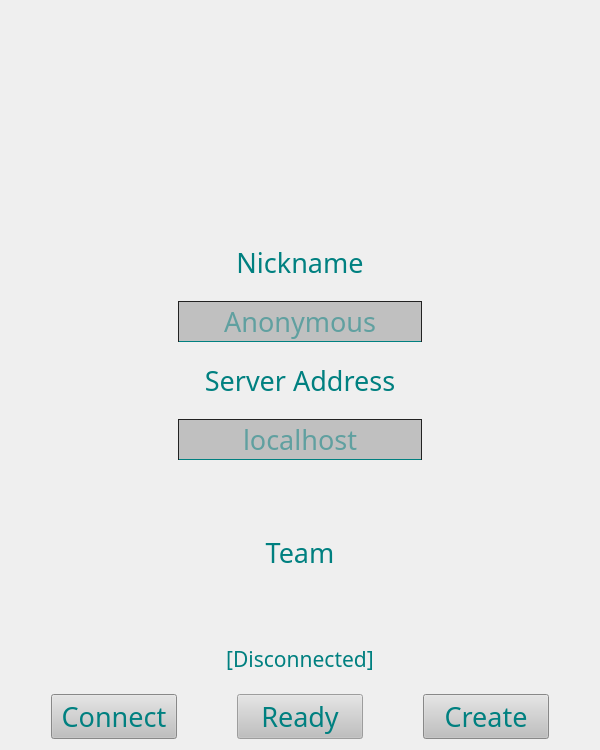
The window that src/startWindow/startWindow.ui (Generals-OI/Generals.OI) describes before a commit, drawn with Qt 5.
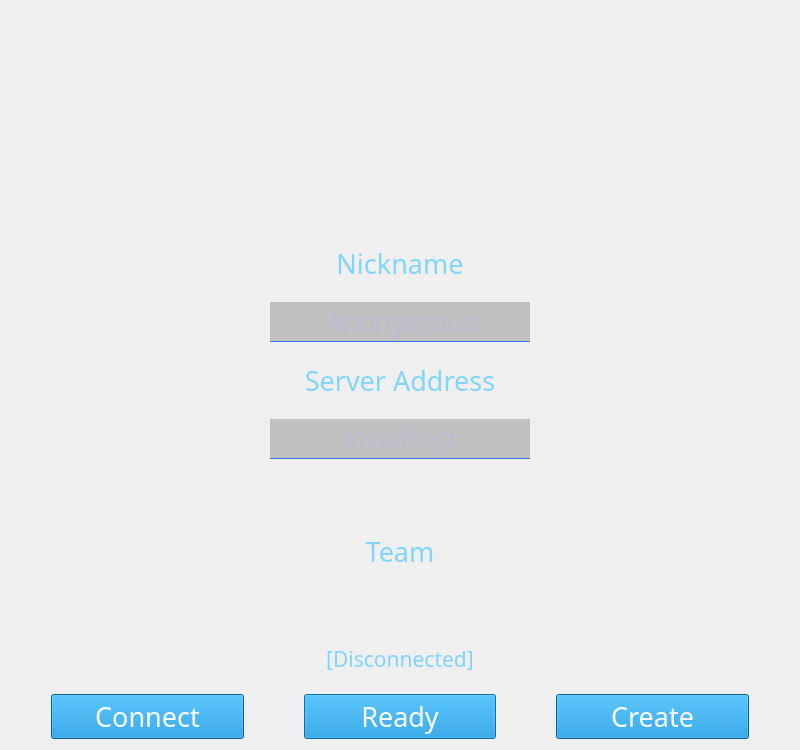
The same window after the commit. Icons and pictures are not drawn.

Commit message:
feat: update color scheme: `StartWindow`
Change the theme color to blue.

The edit to the form file:
```diff
--- a/src/startWindow/startWindow.ui
+++ b/src/startWindow/startWindow.ui
@@ -6,7 +6,7 @@
    <rect>
     <x>0</x>
     <y>0</y>
-    <width>600</width>
+    <width>800</width>
     <height>750</height>
    </rect>
   </property>
@@ -29,6 +29,39 @@
   <property name="styleSheet">
    <string notr="true">QLineEdit {
 	background-color: rgba(0, 0, 0, 50);
+	color: #b5b6e3;
+	selection-color: rgba(75, 75, 100, 50);
+	selection-background-color: #3574f0;
+	border: 0px solid #3574f0;
+	border-bottom-color: #3574f0;
+	border-bottom-width: 1px;
+	font-family: &quot;Quicksand Medium&quot;;
+	qproperty-clearButtonEnabled: false;
+}
+
+QLabel {
+	background-color: transparent;
+	color: #81D4FA;
+}
+
+QPushButton {
+	background-color: #0288D1;
+	color: #ffffff;
+	font-family: &quot;Quicksand Regular&quot;;
+	text-align: center;
+}
+
+QPushButton:hover {
+    background-color: #3574f0;
+}
+
+QPushButton:pressed {
+    background-color: #2968e3;
+}
+
+/*
+QLineEdit {
+	background-color: rgba(0, 0, 0, 50);
 	color: rgb(0, 128, 128);
 	border: 1px solid rgb(34, 34, 34);
 	border-bottom-color: rgb(0, 128, 128);
@@ -54,7 +87,7 @@
 
 QPushButton:pressed {
     background-color: rgb(159, 159, 159);
-}</string>
+}*/</string>
   </property>
   <layout class="QVBoxLayout" name="verticalLayout_2">
    <item>
@@ -402,7 +435,7 @@
          </property>
          <property name="font">
           <font>
-           <family>Quicksand Bold</family>
+           <family>Quicksand Regular</family>
            <pointsize>20</pointsize>
            <stylestrategy>PreferAntialias</stylestrategy>
           </font>
@@ -441,7 +474,7 @@
          </property>
          <property name="font">
           <font>
-           <family>Quicksand Bold</family>
+           <family>Quicksand Regular</family>
            <pointsize>20</pointsize>
            <stylestrategy>PreferAntialias</stylestrategy>
           </font>
@@ -477,7 +510,7 @@
          </property>
          <property name="font">
           <font>
-           <family>Quicksand Bold</family>
+           <family>Quicksand Regular</family>
            <pointsize>20</pointsize>
            <stylestrategy>PreferAntialias</stylestrategy>
           </font>
```
The commit also changes 3 other files.
